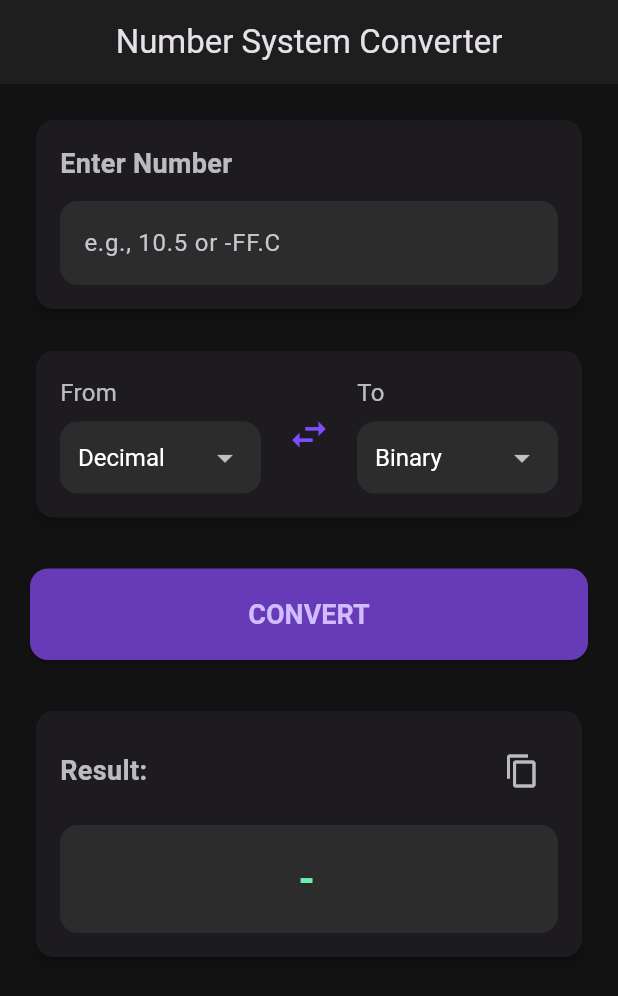
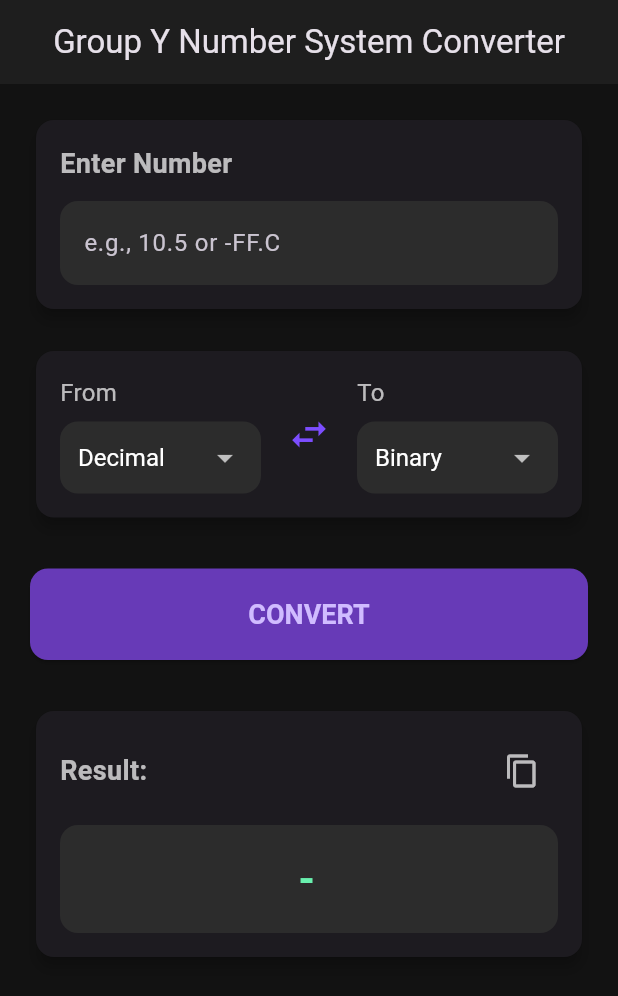
Before and after one commit to nimkibet/Digital-logic-CAT1, a Flutter app: the screen it shows after launch, on a phone screen of 412 x 824 dp. Shown: the top 996 px of the screen. Run offline on Flutter 3.47's test engine with Material 3 defaults, Android fonts, the phone set to English and light mode, and no system bars.

Commit message:
title change

```diff
--- a/lib/main.dart
+++ b/lib/main.dart
@@ -10,7 +10,7 @@ class NumberConverterApp extends StatelessWidget {
   @override
   Widget build(BuildContext context) {
     return MaterialApp(
-      title: 'Number Converter',
+      title: 'Group Y Number Converter',
       // Use a dark theme for a more modern look
       theme: ThemeData(
         brightness: Brightness.dark,
@@ -93,7 +93,7 @@ class _ConverterScreenState extends State<ConverterScreen> {
   Widget build(BuildContext context) {
     return Scaffold(
       appBar: AppBar(
-        title: const Text('Number System Converter'),
+        title: const Text('Group Y Number System Converter'),
         centerTitle: true,
         backgroundColor: const Color(0xFF1E1E1E),
         elevation: 0,
```
